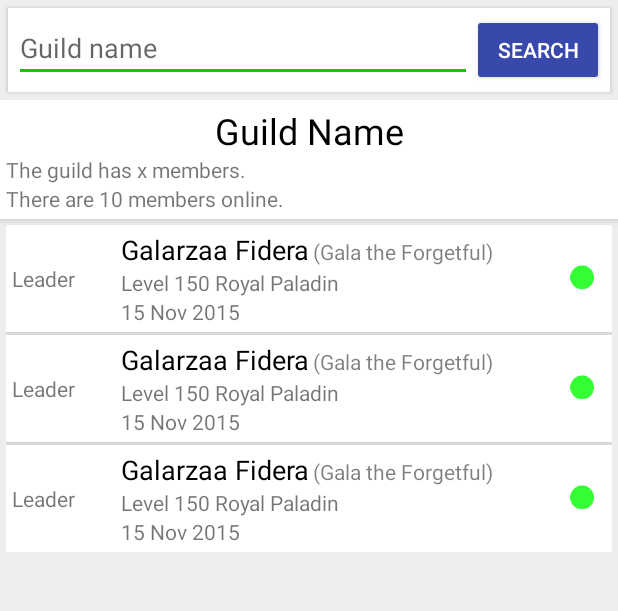
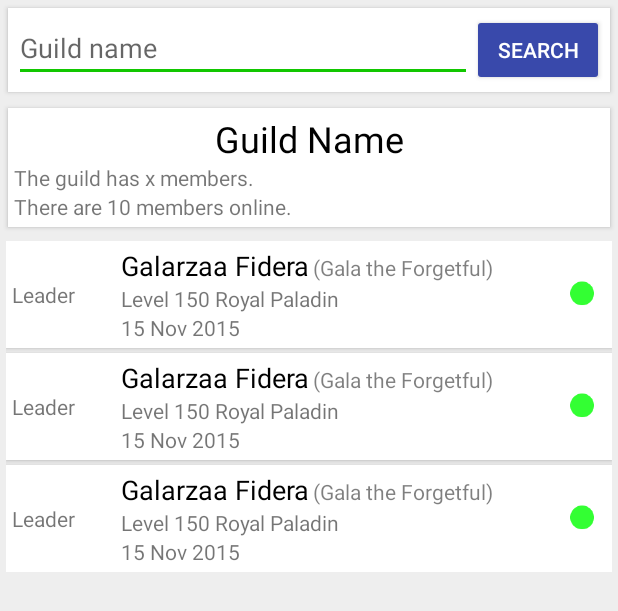
Before and after one commit to Galarzaa90/TibiaCompendium, an Android app: the layout fragment_guild.xml on its own in the app's theme, with its tools: preview values and no code run, on a phone screen of 412 x 824 dp. Shown: the top 611 px of the screen. Run offline under Robolectric (Android 15) with nearby library versions, the phone set to English and light mode, and no system bars.

Commit message:
Style for Raised Boxes *Also updated launcher icon

```diff
--- a/app/src/main/res/layout/fragment_guild.xml
+++ b/app/src/main/res/layout/fragment_guild.xml
@@ -10,10 +10,7 @@
         <LinearLayout
             android:layout_width="match_parent"
             android:layout_height="wrap_content"
-            android:background="@color/white"
-            android:padding="4dp"
-            android:elevation="2dp"
-            android:layout_margin="5dp">
+            style="@style/RaisedBox">
             <EditText
                 android:id="@+id/search_guild"
                 android:layout_width="0dp"
@@ -43,7 +40,7 @@
                 android:layout_width="wrap_content"
                 android:layout_height="wrap_content" />
         </RelativeLayout>
-        <!-- Character doesn't exists box -->
+        <!-- Guild doesn't exists box -->
         <RelativeLayout
             android:layout_width="match_parent"
             android:layout_height="match_parent"
@@ -66,9 +63,7 @@
             <LinearLayout
                 android:layout_width="match_parent"
                 android:layout_height="wrap_content"
-                android:background="@color/white"
-                android:elevation="3dp"
-                android:padding="4dp"
+                style="@style/RaisedBox"
                 android:orientation="vertical">
                 <TextView
                     android:id="@+id/guild_name"
@@ -94,7 +89,7 @@
                 android:layout_height="match_parent"
                 android:padding="4dp"
                 android:divider="@android:color/transparent"
-                android:dividerHeight="2dp"
+                android:dividerHeight="3dp"
                 android:fastScrollEnabled="true"
                 tools:listitem="@layout/row_member"/>
         </LinearLayout>
--- a/app/src/main/res/layout/row_member.xml
+++ b/app/src/main/res/layout/row_member.xml
@@ -4,10 +4,7 @@
     xmlns:tools="http://schemas.android.com/tools"
     android:layout_width="match_parent"
     android:layout_height="wrap_content"
-    android:elevation="2dp"
-    android:padding="4dp"
-    android:layout_marginBottom="2dp"
-    android:background="@color/white">
+    style="@style/RaisedBox">
     <TextView
         android:id="@+id/rank"
         android:layout_width="0dp"
--- a/app/src/main/res/values/styles.xml
+++ b/app/src/main/res/values/styles.xml
@@ -8,9 +8,10 @@
         <item name="colorAccent">@color/colorAccent</item>
         <item name="android:colorBackground">@color/grey_200</item>
     </style>
-    <style name="RaisedButton" parent="Theme.AppCompat.Light">
+    <style name="RaisedButton" parent="AppTheme">
         <item name="colorControlHighlight">@color/colorPrimaryDark</item>
         <item name="colorButtonNormal">@color/colorPrimary</item>
+        <item name="android:textColor">@color/white</item>
     </style>
     <style name="TitleText" parent="@android:style/TextAppearance.Medium">
         <item name="android:textColor">#80000000</item>
@@ -25,4 +26,11 @@
         <item name="android:textSize">@dimen/big_entry</item>
     </style>
 
+    <style name="RaisedBox" parent="AppTheme">
+        <item name="android:background">@color/white</item>
+        <item name="android:padding">4dp</item>
+        <item name="android:elevation">2dp</item>
+        <item name="android:layout_margin">5dp</item>
+    </style>
+
 </resources>
```
Also changed, not shown: app/src/main/res/layout/fragment_character.xml (+5 -22 lines), app/src/main/ic_launcher-web.png (added), app/src/main/res/mipmap-hdpi/ic_launcher.png, app/src/main/res/mipmap-mdpi/ic_launcher.png, app/src/main/res/mipmap-xhdpi/ic_launcher.png, app/src/main/res/mipmap-xxhdpi/ic_launcher.png, app/src/main/res/mipmap-xxxhdpi/ic_launcher.png.
